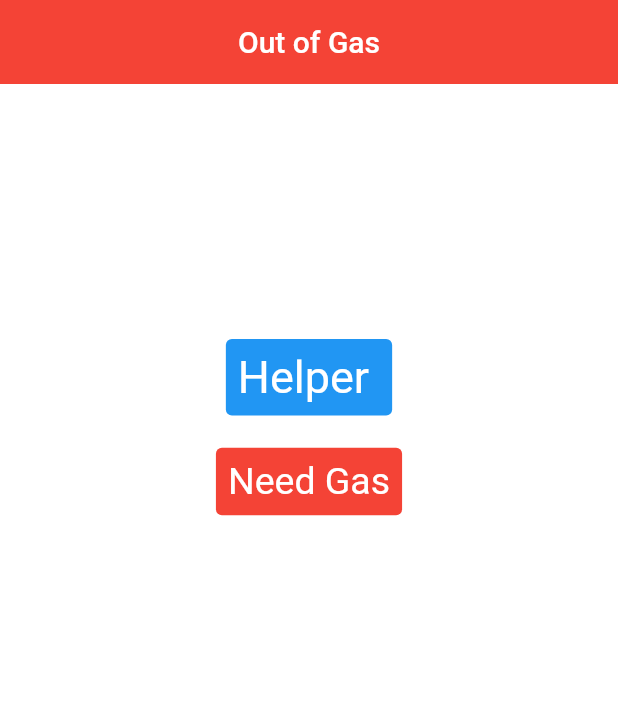
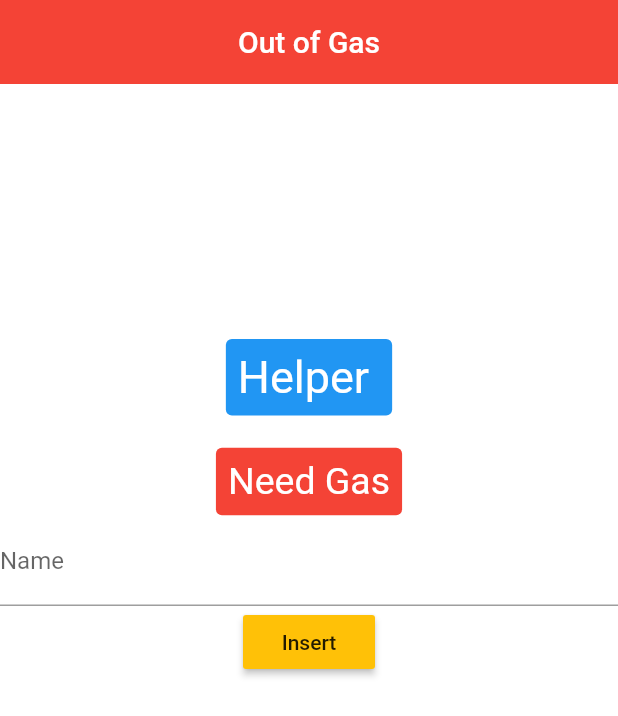
Before and after one commit to vikepk/out_of_gas, a Flutter app: the screen it shows after launch, on a phone screen of 412 x 824 dp. Shown: the top 716 px of the screen. Run offline on Flutter 3.47's test engine with Material 2 defaults, Android fonts, the phone set to English and light mode, and no system bars; our stand-ins replace firebase_core, firebase_database, geolocator; accounts and stored records are empty.

```diff
--- /dev/null
+++ b/firestore.indexes.json
@@ -0,0 +1,4 @@
+{
+  "indexes": [],
+  "fieldOverrides": []
+}
--- a/lib/pages/first_page.dart
+++ b/lib/pages/first_page.dart
@@ -1,3 +1,4 @@
+import 'package:firebase_database/firebase_database.dart';
 import 'package:flutter/material.dart';
 
 import 'package:out_of_gas/splash_screen.dart';
@@ -8,9 +9,21 @@ import 'package:out_of_gas/services/map_utils.dart';
 import 'package:out_of_gas/services/map.dart';
 
 final name1 = TextEditingController();
+late DatabaseReference dbRef;
 
-class HomePage extends StatelessWidget {
+class HomePage extends StatefulWidget {
   const HomePage({super.key});
+
+  @override
+  State<HomePage> createState() => _HomePageState();
+}
+
+class _HomePageState extends State<HomePage> {
+  @override
+  void initState() {
+    super.initState();
+    dbRef = FirebaseDatabase.instance.ref().child('users');
+  }
 
   @override
   Widget build(BuildContext context) {
@@ -59,6 +72,20 @@ class HomePage extends StatelessWidget {
                       style: TextStyle(color: Colors.white),
                     ),
                   ),
+                  TextField(
+                    controller: name1,
+                    keyboardType: TextInputType.text,
+                    decoration: InputDecoration(labelText: "Name"),
+                  ),
+                  MaterialButton(
+                    onPressed: () {
+                      var Name = {'name': name1.text};
+                      dbRef.push().set(Name);
+                      print(Name);
+                    },
+                    child: Text("Insert"),
+                    color: Colors.amber,
+                  ),
                 ],
               ),
             ),
--- a/lib/pages/need_gas.dart
+++ b/lib/pages/need_gas.dart
@@ -9,6 +9,7 @@ import 'package:out_of_gas/services/map.dart';
 import 'package:out_of_gas/pages/first_page.dart';
 import 'package:out_of_gas/pages/helper_page.dart';
 import 'package:geolocator/geolocator.dart';
+import 'package:firebase_core/firebase_core.dart';
 
 class Need_Gas extends StatefulWidget {
   const Need_Gas({super.key});
--- a/pubspec.yaml
+++ b/pubspec.yaml
@@ -39,6 +39,8 @@ dependencies:
   google_maps_flutter: ^2.2.5
   geolocator: ^9.0.2
   url_launcher: ^6.1.10
+  firebase_core: ^2.10.0
+  firebase_database: ^10.1.1
 
 
 dev_dependencies:
```
Also changed, not shown: lib/main.dart (+18 -2 lines), firebase.json (added), pubspec.lock, 4 other files.
